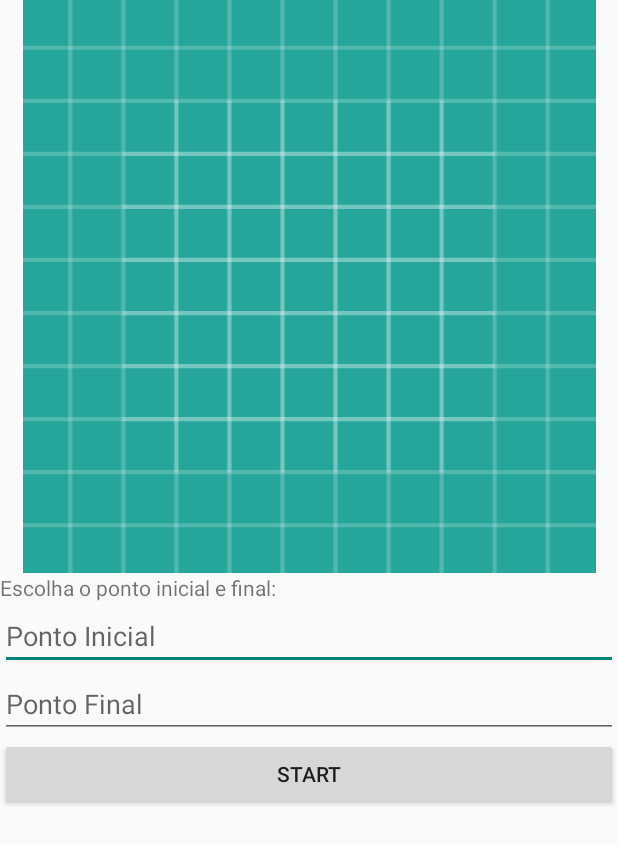
After one commit to wapablos/AndroidCarrinho, an Android app: the DijkstraActivity screen opened directly, with no data from a screen before it, on a phone screen of 412 x 824 dp. The commit adds this screen. Shown: the top 844 px of the screen. Run offline under Robolectric (Android 15) with nearby library versions, the phone set to English and light mode, and no system bars.

Commit message:
Add Dijkstra Activity and Algorithm Class

```diff
--- a/androidCar/app/src/main/AndroidManifest.xml
+++ b/androidCar/app/src/main/AndroidManifest.xml
@@ -28,6 +28,8 @@
         </activity>
         <activity android:name=".JoystickMode.JoystickActivity" android:screenOrientation="portrait"></activity>
         <activity android:name=".CameraMode.CameraActivity" android:screenOrientation="landscape"></activity>
+        <activity android:name=".DijkstraMode.DijkstraActivity" android:screenOrientation="portrait"></activity>
+
 
     </application>
     <uses-permission android:name="android.permission.CAMERA" />
--- /dev/null
+++ b/androidCar/app/src/main/java/project/phi/androidcar/DijkstraMode/DijkstraActivity.java
@@ -0,0 +1,46 @@
+package project.phi.androidcar.DijkstraMode;
+
+import android.os.Bundle;
+import android.support.v7.app.AppCompatActivity;
+import android.util.Log;
+import android.view.View;
+import android.widget.Button;
+import android.widget.TextView;
+
+import project.phi.androidcar.R;
+
+/* TODO: Chama a activity da Camera apos a resposta do Algoritmo */
+
+public class DijkstraActivity extends AppCompatActivity {
+
+    public Button bnt_start;
+    public TextView init_point, final_point;
+    public int fp, ip;
+
+    @Override
+    protected void onCreate(Bundle savedInstanceState) {
+        super.onCreate(savedInstanceState);
+        setContentView(R.layout.activity_dijkstra);
+
+
+        bnt_start = (Button) findViewById(R.id.bnt_start);
+        init_point = (TextView) findViewById(R.id.init_point);
+        final_point = (TextView) findViewById(R.id.final_point);
+
+        bnt_start.setOnClickListener(new View.OnClickListener() {
+            @Override
+            public void onClick(View v) {
+                String f_point = final_point.getText().toString();
+                String i_point = init_point.getText().toString();
+
+                if (!f_point.equals("") && !i_point.equals("")) {
+                    fp = Integer.parseInt(f_point);
+                    ip = Integer.parseInt(i_point);
+                }
+
+
+
+            }
+        });
+    }
+}
--- /dev/null
+++ b/androidCar/app/src/main/res/layout/activity_dijkstra.xml
@@ -0,0 +1,46 @@
+<?xml version="1.0" encoding="utf-8"?>
+<LinearLayout
+    xmlns:android="http://schemas.android.com/apk/res/android"
+    xmlns:app="http://schemas.android.com/apk/res-auto"
+    xmlns:tools="http://schemas.android.com/tools"
+    android:layout_width="match_parent"
+    android:layout_height="match_parent"
+    android:orientation="vertical">
+
+    <ImageView
+        android:id="@+id/map"
+        android:layout_width="match_parent"
+        android:layout_height="382dp"
+        app:srcCompat="@drawable/ic_launcher_background" />
+
+    <TextView
+        android:id="@+id/textView2"
+        android:layout_width="match_parent"
+        android:layout_height="wrap_content"
+        android:text="Escolha o ponto inicial e final:" />
+
+    <EditText
+        android:id="@+id/init_point"
+        android:layout_width="match_parent"
+        android:layout_height="wrap_content"
+        android:ems="10"
+        android:hint="Ponto Inicial"
+        android:inputType="number"
+        android:maxLength="1" />
+
+    <EditText
+        android:id="@+id/final_point"
+        android:layout_width="match_parent"
+        android:layout_height="wrap_content"
+        android:ems="10"
+        android:hint="Ponto Final"
+        android:inputType="number"
+        android:maxLength="1" />
+
+    <Button
+        android:id="@+id/bnt_start"
+        android:layout_width="match_parent"
+        android:layout_height="wrap_content"
+        android:text="START" />
+
+</LinearLayout>
```
Also changed, not shown: androidCar/app/src/main/java/project/phi/androidcar/DijkstraMode/DijkstraAlgorithm.java (added, +165 -0 lines), androidCar/app/src/main/java/project/phi/androidcar/MainActivity.java (+2 -6 lines).
